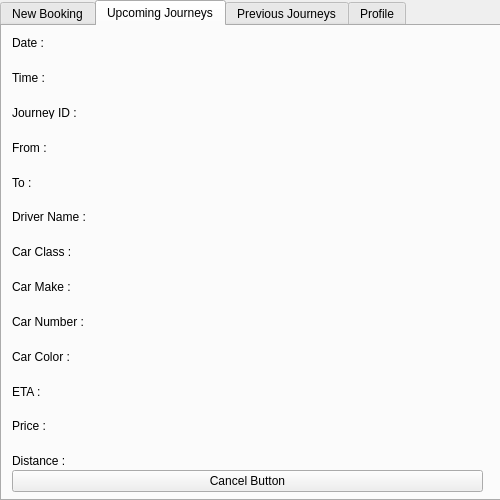
Before: the Qt Designer form UI/UserScreen.ui in 1412kauti/ProjectHurricane, drawn with Qt 5.
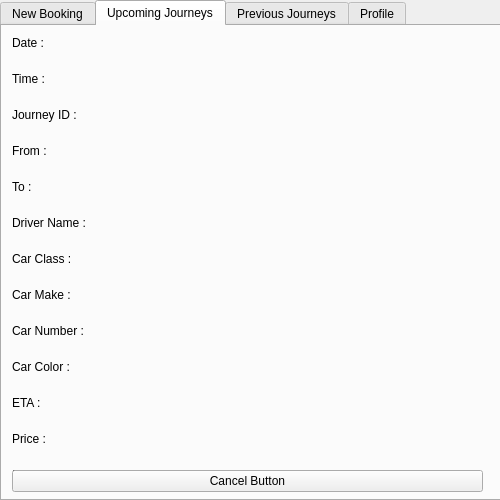
After: the same form once the commit is applied. The open tabs and pages were chosen to show the change.

Diff of the .ui file:
```diff
--- a/UI/UserScreen.ui
+++ b/UI/UserScreen.ui
@@ -315,7 +315,7 @@
        <x>10</x>
        <y>0</y>
        <width>471</width>
-       <height>441</height>
+       <height>470</height>
       </rect>
      </property>
      <layout class="QFormLayout" name="formLayout_2">
```
Left out of the diff: 2 changed lines with no effect on the pictures.
